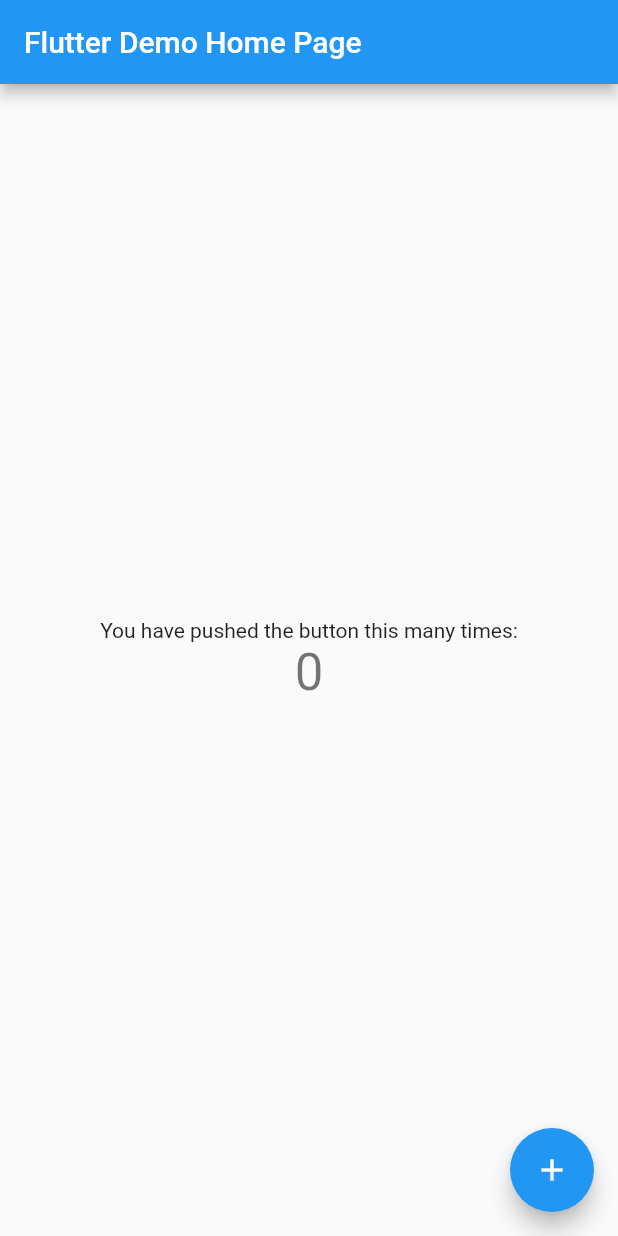
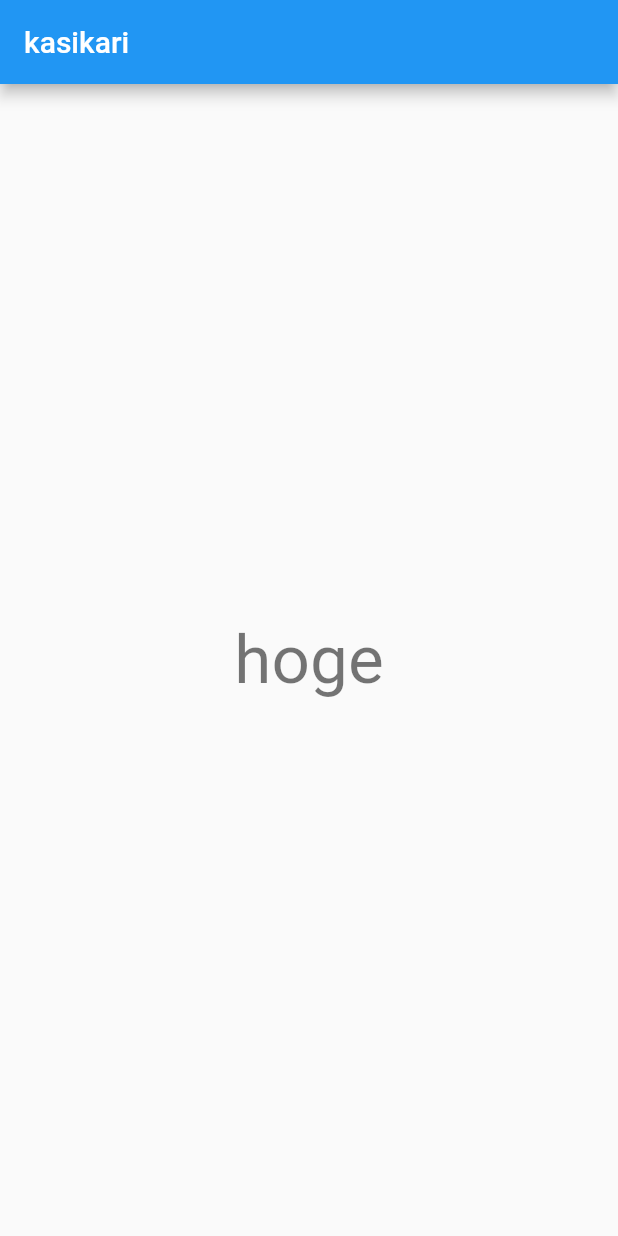
Before and after one commit to Luecy1/flutter_app_kasikari_memo, a Flutter app: the screen it shows after launch, on a phone screen of 412 x 824 dp. Run offline on Flutter 3.47's test engine with Material 2 defaults, Android fonts, the phone set to English and light mode, and no system bars.

```diff
--- a/lib/main.dart
+++ b/lib/main.dart
@@ -1,8 +1,6 @@
 import 'package:flutter/material.dart';
 
-void main() {
-  runApp(MyApp());
-}
+void main() => runApp(MyApp());
 
 class MyApp extends StatelessWidget {
   @override
@@ -13,83 +11,52 @@ class MyApp extends StatelessWidget {
         primarySwatch: Colors.blue,
         visualDensity: VisualDensity.adaptivePlatformDensity,
       ),
-      home: MyHomePage(title: 'Flutter Demo Home Page'),
+      initialRoute: '/',
+      routes: {
+        '/': (context) => SplashPage(),
+        '/list': (context) => MyListPage(),
+      },
     );
   }
 }
 
-class MyHomePage extends StatefulWidget {
-  MyHomePage({Key key, this.title}) : super(key: key);
+class SplashPage extends StatelessWidget {
+  @override
+  Widget build(BuildContext context) {
+    load(context);
 
-  final String title;
+    return Scaffold(
+      body: Center(
+        child: FractionallySizedBox(
+          widthFactor: 0.7,
+          child: LinearProgressIndicator(),
+        ),
+      ),
+    );
+  }
 
-  @override
-  _MyHomePageState createState() => _MyHomePageState();
+  Future<void> load(BuildContext context) async {
+    await Future.delayed(Duration(seconds: 3));
+    Navigator.of(context).pushReplacementNamed('/list');
+  }
 }
 
-class _MyHomePageState extends State<MyHomePage> {
-  int _counter = 0;
+class MyListPage extends StatefulWidget {
+  @override
+  _MyListPageState createState() => _MyListPageState();
+}
 
-  void _incrementCounter() {
-    setState(() {
-      // This call to setState tells the Flutter framework that something has
-      // changed in this State, which causes it to rerun the build method below
-      // so that the display can reflect the updated values. If we changed
-      // _counter without calling setState(), then the build method would not be
-      // called again, and so nothing would appear to happen.
-      _counter++;
-    });
-  }
-
+class _MyListPageState extends State<MyListPage> {
   @override
   Widget build(BuildContext context) {
-    // This method is rerun every time setState is called, for instance as done
-    // by the _incrementCounter method above.
-    //
-    // The Flutter framework has been optimized to make rerunning build methods
-    // fast, so that you can just rebuild anything that needs updating rather
-    // than having to individually change instances of widgets.
     return Scaffold(
-      appBar: AppBar(
-        // Here we take the value from the MyHomePage object that was created by
-        // the App.build method, and use it to set our appbar title.
-        title: Text(widget.title),
-      ),
+      appBar: AppBar(title: Text('kasikari')),
       body: Center(
-        // Center is a layout widget. It takes a single child and positions it
-        // in the middle of the parent.
-        child: Column(
-          // Column is also a layout widget. It takes a list of children and
-          // arranges them vertically. By default, it sizes itself to fit its
-          // children horizontally, and tries to be as tall as its parent.
-          //
-          // Invoke "debug painting" (press "p" in the console, choose the
-          // "Toggle Debug Paint" action from the Flutter Inspector in Android
-          // Studio, or the "Toggle Debug Paint" command in Visual Studio Code)
-          // to see the wireframe for each widget.
-          //
-          // Column has various properties to control how it sizes itself and
-          // how it positions its children. Here we use mainAxisAlignment to
-          // center the children vertically; the main axis here is the vertical
-          // axis because Columns are vertical (the cross axis would be
-          // horizontal).
-          mainAxisAlignment: MainAxisAlignment.center,
-          children: <Widget>[
-            Text(
-              'You have pushed the button this many times:',
-            ),
-            Text(
-              '$_counter',
-              style: Theme.of(context).textTheme.headline4,
-            ),
-          ],
+        child: Text(
+          'hoge',
+          style: Theme.of(context).textTheme.headline3,
         ),
       ),
-      floatingActionButton: FloatingActionButton(
-        onPressed: _incrementCounter,
-        tooltip: 'Increment',
-        child: Icon(Icons.add),
-      ), // This trailing comma makes auto-formatting nicer for build methods.
     );
   }
 }
```
